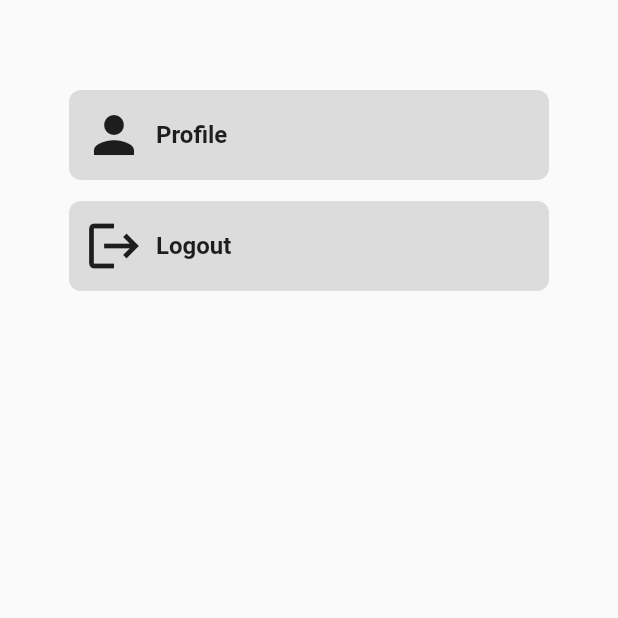
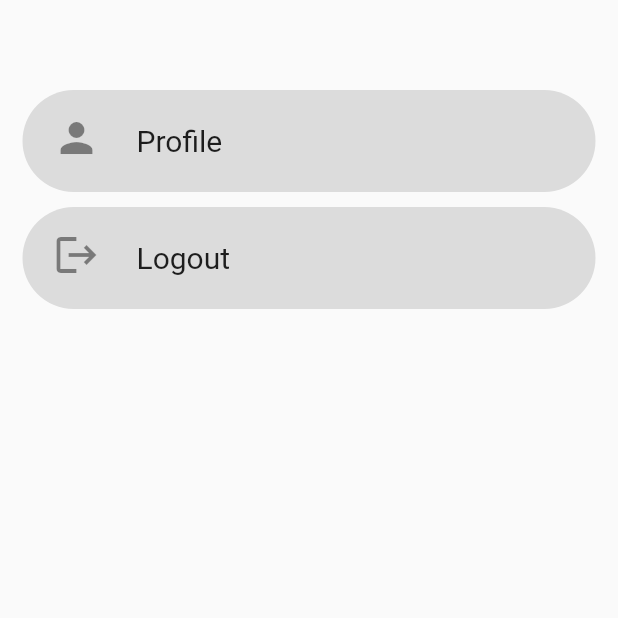
Before and after one commit to brannn86/grade-tracker-app, a Flutter app: the SettingsPage screen opened by its route, on a phone screen of 412 x 824 dp, the top half of it. Run offline on Flutter 3.47's test engine with Material 2 defaults, Android fonts, the phone set to English and light mode, and no system bars; our stand-ins replace firebase_auth, firebase_core, fluttertoast, google_nav_bar; accounts and stored records are empty.

Commit message:
optimized setting page & implementing check userauth on startup

```diff
--- a/lib/pages/settings.dart
+++ b/lib/pages/settings.dart
@@ -1,6 +1,8 @@
 import 'package:firebase_auth/firebase_auth.dart';
 import 'package:flutter/material.dart';
 import 'dart:developer';
+
+import 'package:grade_app/main.dart';
 
 class SettingsPage extends StatelessWidget {
   const SettingsPage({super.key});
@@ -10,6 +12,7 @@ class SettingsPage extends StatelessWidget {
     try {
       await auth.signOut();
       log("Logout Success!");
+      NavigationService.navigateTo("/loginpage");
     } on FirebaseAuthException catch (e) {
       log("Logout Failed!: $e");
     }
@@ -17,9 +20,49 @@ class SettingsPage extends StatelessWidget {
 
   @override
   Widget build(BuildContext context) {
-    return const Scaffold(
-      body: Center(
-        child: ButtonListColumn(),
+    return Scaffold(
+      body: ListView(
+        physics: const NeverScrollableScrollPhysics(),
+        padding: const EdgeInsets.symmetric(horizontal: 15.0, vertical: 60.0),
+        children: [
+          ListTile(
+              contentPadding: const EdgeInsets.symmetric(horizontal: 20),
+              tileColor: Colors.black12,
+              visualDensity: const VisualDensity(vertical: 3),
+              shape: const RoundedRectangleBorder(
+                  borderRadius: BorderRadius.all(Radius.circular(50))),
+              leading: const Icon(
+                Icons.person,
+                size: 32,
+              ),
+              title: const Text(
+                "Profile",
+                style: TextStyle(fontSize: 20),
+              ),
+              onTap: () {
+                NavigationService.navigateTo("/profilepage");
+              }),
+          const SizedBox(
+            height: 10,
+          ),
+          ListTile(
+              contentPadding: const EdgeInsets.symmetric(horizontal: 20),
+              tileColor: Colors.black12,
+              visualDensity: const VisualDensity(vertical: 3),
+              shape: const RoundedRectangleBorder(
+                  borderRadius: BorderRadius.all(Radius.circular(50))),
+              leading: const Icon(
+                Icons.logout,
+                size: 32,
+              ),
+              title: const Text(
+                "Logout",
+                style: TextStyle(fontSize: 20),
+              ),
+              onTap: () {
+                _logOut();
+              }),
+        ],
       ),
     );
   }
```
Also changed, not shown: lib/main.dart (+37 -0 lines), lib/pages/auth/login.dart (+4 -17 lines), lib/pages/auth/register.dart (+5 -17 lines).
